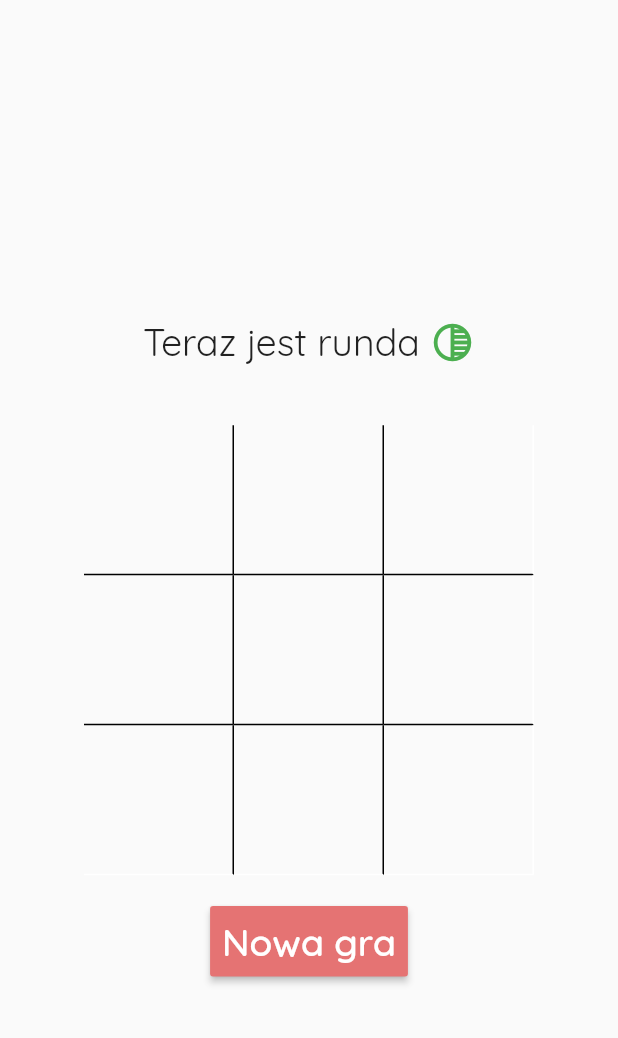
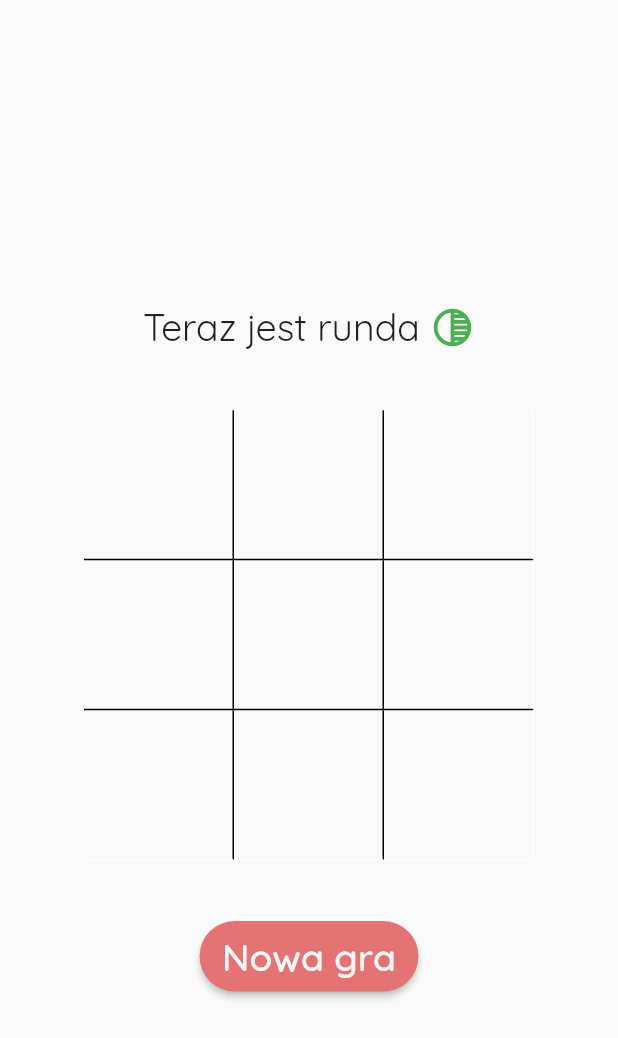
Before and after one commit to Areszka/Flutter-app, a Flutter app: the screen it shows after launch, on a phone screen of 412 x 824 dp. Shown: the top 1038 px of the screen. Run offline on Flutter 3.47's test engine with Material 2 defaults, Android fonts, the phone set to English and light mode, and no system bars.

Commit message:
add theme to MaterialApp Widget

```diff
--- a/lib/WhoseTurn.dart
+++ b/lib/WhoseTurn.dart
@@ -19,7 +19,7 @@ class _WhoseTurn extends State<WhoseTurn> {
           mainAxisAlignment: MainAxisAlignment.center,
           children: <Widget>[
             Text('Teraz jest runda ',
-                style: TextStyle(fontSize: 25.0, fontFamily: 'Quicksand')),
+                style: Theme.of(context).textTheme.body1,),
             widget.turn0 == 1
                 ? Icon(Icons.tonality, color: Colors.green, size: 30.0)
                 : Icon(
--- a/lib/board.dart
+++ b/lib/board.dart
@@ -80,7 +80,7 @@ class _BoardState extends State<Board> {
             ],
           ),
           Container(
-            margin: EdgeInsets.only(top: 20.0),
+            margin: EdgeInsets.only(top: 40.0),
             child:
           RaisedButton(
             onPressed: (){
@@ -89,10 +89,11 @@ class _BoardState extends State<Board> {
                 board.fillRange(0, 9, 0);
               });
             },
+            shape: RoundedRectangleBorder(borderRadius: BorderRadius.circular(50.0)),
             color: Colors.red[300],
-            padding: EdgeInsets.all(8.0),
-            textColor: Colors.white,
-            highlightColor: Colors.red,
+            padding: EdgeInsets.only(top: 8.0, right: 15.0, bottom: 8.0, left: 15.0),
+            textColor: Colors.grey[100],
+            highlightColor: Colors.red[400],
             child: Text('Nowa gra', style: TextStyle(fontSize: 25.0, fontFamily: 'Quicksand'),),
           )
            ),
--- a/lib/main.dart
+++ b/lib/main.dart
@@ -7,6 +7,12 @@ class MyApp extends StatelessWidget {
   @override
   Widget build(BuildContext context) {
     return MaterialApp(
+      theme: ThemeData(
+        fontFamily: 'Quicksand',
+        textTheme: TextTheme(
+          body1: TextStyle(fontSize: 25.0),
+        ),
+      ),
       home: Scaffold(
         body: Board(),
     ));
```
Also changed, not shown: lib/winner.dart (+12 -9 lines).
